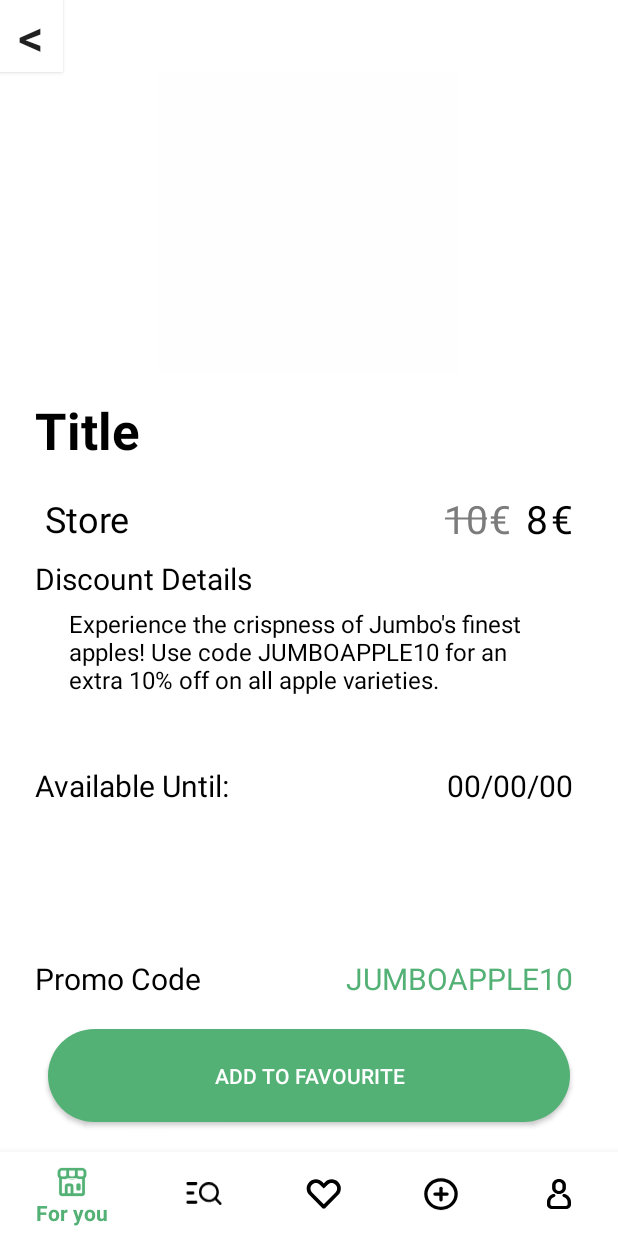
After one commit to AIex21/BargainBuddy, an Android app: the fragment ItemViewFragment placed in its activity, on a phone screen of 412 x 824 dp. The commit adds this screen. Run offline under Robolectric (Android 15) with nearby library versions, the phone set to English and light mode, and no system bars; our stand-ins replace Firebase (no records; nobody signed in at launch, a user with empty details on screens opened directly), Picasso; pictures from the network do not load; 9 statements that could not run were skipped.

Commit message:
Added feature to see promotion

```diff
--- a/app/src/main/java/com/example/bargainbuddy/AdapterForRecyclerView.java
+++ b/app/src/main/java/com/example/bargainbuddy/AdapterForRecyclerView.java
@@ -1,8 +1,6 @@
 package com.example.bargainbuddy;
 
 import android.content.Context;
-import android.graphics.Paint;
-import android.net.Uri;
 import android.view.LayoutInflater;
 import android.view.View;
 import android.view.ViewGroup;
@@ -19,10 +17,12 @@ public class AdapterForRecyclerView extends RecyclerView.Adapter<AdapterForRecyc
 
     Context context;
     ArrayList<Promotion> promotionArrayList;
+    private final InterfaceForRecyclerView interfaceForRecyclerView;
 
-    public AdapterForRecyclerView(Context context, ArrayList<Promotion> promotionArrayList) {
+    public AdapterForRecyclerView(Context context, ArrayList<Promotion> promotionArrayList, InterfaceForRecyclerView interfaceForRecyclerView) {
         this.context = context;
         this.promotionArrayList = promotionArrayList;
+        this.interfaceForRecyclerView = interfaceForRecyclerView;
     }
 
     @NonNull
@@ -31,7 +31,7 @@ public class AdapterForRecyclerView extends RecyclerView.Adapter<AdapterForRecyc
 
         View v = LayoutInflater.from(context).inflate(R.layout.item_promo, parent, false);
 
-        return new MyViewHolder(v);
+        return new MyViewHolder(v, interfaceForRecyclerView);
     }
 
     @Override
@@ -60,13 +60,26 @@ public class AdapterForRecyclerView extends RecyclerView.Adapter<AdapterForRecyc
         ImageView image;
         TextView title, store, previousPrice, newPrice;
 
-        public MyViewHolder(@NonNull View itemView) {
+        public MyViewHolder(@NonNull View itemView, InterfaceForRecyclerView interfaceForRecyclerView) {
             super(itemView);
             image = itemView.findViewById(R.id.imageItem);
             title = itemView.findViewById(R.id.title);
             store = itemView.findViewById(R.id.store);
             previousPrice = itemView.findViewById(R.id.previousPrice);
             newPrice = itemView.findViewById(R.id.newPrice);
+
+            image.setOnClickListener(new View.OnClickListener() {
+                @Override
+                public void onClick(View v) {
+                    if (interfaceForRecyclerView != null) {
+                        int position = getAdapterPosition();
+
+                        if (position != RecyclerView.NO_POSITION) {
+                            interfaceForRecyclerView.onItemClick(position);
+                        }
+                    }
+                }
+            });
         }
     }
 }
--- a/app/src/main/java/com/example/bargainbuddy/ForYouFragment.java
+++ b/app/src/main/java/com/example/bargainbuddy/ForYouFragment.java
@@ -1,6 +1,6 @@
 package com.example.bargainbuddy;
 
-import android.app.ProgressDialog;
+import android.content.Intent;
 import android.os.Bundle;
 
 import androidx.annotation.NonNull;
@@ -13,23 +13,24 @@ import android.view.LayoutInflater;
 import android.view.View;
 import android.view.ViewGroup;
 
-import com.google.firebase.Firebase;
 import com.google.firebase.database.ChildEventListener;
 import com.google.firebase.database.DataSnapshot;
 import com.google.firebase.database.DatabaseError;
 import com.google.firebase.database.DatabaseReference;
 import com.google.firebase.database.FirebaseDatabase;
-import com.google.firebase.database.ValueEventListener;
-import com.google.firebase.firestore.FirebaseFirestore;
 
 import java.util.ArrayList;
+
+import androidx.fragment.app.Fragment;
+import androidx.fragment.app.FragmentManager;
+import androidx.fragment.app.FragmentTransaction;
 
 /**
  * A simple {@link Fragment} subclass.
  * Use the {@link ForYouFragment#newInstance} factory method to
  * create an instance of this fragment.
  */
-public class ForYouFragment extends Fragment {
+public class ForYouFragment extends Fragment implements InterfaceForRecyclerView{
 
     private RecyclerView recyclerView;
     private ArrayList<Promotion> promotionArrayList;
@@ -89,7 +90,7 @@ public class ForYouFragment extends Fragment {
 
         db = FirebaseDatabase.getInstance("https://bargainbuddy-47407-default-rtdb.europe-west1.firebasedatabase.app/");
         promotionArrayList = new ArrayList<Promotion>();
-        myAdapter = new AdapterForRecyclerView(requireContext(), promotionArrayList);
+        myAdapter = new AdapterForRecyclerView(requireContext(), promotionArrayList, this);
 
         recyclerView.setAdapter(myAdapter);
 
@@ -130,4 +131,16 @@ public class ForYouFragment extends Fragment {
             }
         });
     }
+
+    @Override
+    public void onItemClick(int position) {
+        Fragment fragment = new ItemViewFragment();
+        Bundle bundle = new Bundle();
+        bundle.putParcelable("promotion", promotionArrayList.get(position));  // Replace "myObject" with a key of your choice
+        fragment.setArguments(bundle);
+        FragmentTransaction transaction = getActivity().getSupportFragmentManager().beginTransaction();
+        transaction.replace(R.id.fragment_for_you, fragment);
+        transaction.addToBackStack(null);  // Add the transaction to the back stack
+        transaction.commit();
+    }
 }
--- /dev/null
+++ b/app/src/main/java/com/example/bargainbuddy/InterfaceForRecyclerView.java
@@ -0,0 +1,5 @@
+package com.example.bargainbuddy;
+
+public interface InterfaceForRecyclerView {
+    void onItemClick(int position);
+}
--- /dev/null
+++ b/app/src/main/java/com/example/bargainbuddy/ItemViewFragment.java
@@ -0,0 +1,105 @@
+package com.example.bargainbuddy;
+
+import android.os.Bundle;
+
+import androidx.fragment.app.Fragment;
+import androidx.fragment.app.FragmentManager;
+import androidx.fragment.app.FragmentTransaction;
+
+import android.view.LayoutInflater;
+import android.view.View;
+import android.view.ViewGroup;
+import android.widget.Button;
+import android.widget.ImageView;
+import android.widget.TextView;
+
+import com.squareup.picasso.Picasso;
+
+/**
+ * A simple {@link Fragment} subclass.
+ * Use the {@link ItemViewFragment#newInstance} factory method to
+ * create an instance of this fragment.
+ */
+public class ItemViewFragment extends Fragment {
+
+    // TODO: Rename parameter arguments, choose names that match
+    // the fragment initialization parameters, e.g. ARG_ITEM_NUMBER
+    private static final String ARG_PARAM1 = "param1";
+    private static final String ARG_PARAM2 = "param2";
+
+    // TODO: Rename and change types of parameters
+    private String mParam1;
+    private String mParam2;
+
+    public ItemViewFragment() {
+        // Required empty public constructor
+    }
+
+    /**
+     * Use this factory method to create a new instance of
+     * this fragment using the provided parameters.
+     *
+     * @param param1 Parameter 1.
+     * @param param2 Parameter 2.
+     * @return A new instance of fragment ItemViewFragment.
+     */
+    // TODO: Rename and change types and number of parameters
+    public static ItemViewFragment newInstance(String param1, String param2) {
+        ItemViewFragment fragment = new ItemViewFragment();
+        Bundle args = new Bundle();
+        args.putString(ARG_PARAM1, param1);
+        args.putString(ARG_PARAM2, param2);
+        fragment.setArguments(args);
+        return fragment;
+    }
+
+    @Override
+    public void onCreate(Bundle savedInstanceState) {
+        super.onCreate(savedInstanceState);
+        if (getArguments() != null) {
+            mParam1 = getArguments().getString(ARG_PARAM1);
+            mParam2 = getArguments().getString(ARG_PARAM2);
+        }
+    }
+
+    @Override
+    public View onCreateView(LayoutInflater inflater, ViewGroup container,
+                             Bundle savedInstanceState) {
+        View view = inflater.inflate(R.layout.fragment_item_view, container, false);
+        // Inflate the layout for this fragment
+        Bundle bundle = getArguments();
+        Promotion promotion = bundle.getParcelable("promotion");;
+
+        ImageView imageView = view.findViewById(R.id.imageView3);
+        TextView title_textView = view.findViewById(R.id.textViewTitle);
+        TextView store_textView = view.findViewById(R.id.textViewStore);
+        TextView previousPrice_textView = view.findViewById(R.id.textViewPreviousPrice);
+        TextView newPrice_textView = view.findViewById(R.id.textViewNewPrice);
+        TextView description_textView = view.findViewById(R.id.textViewDescription);
+        TextView promoCode_textView = view.findViewById(R.id.textViewPromoCode);
+        TextView expirationDate_textView = view.findViewById(R.id.textViewExpirationDate);
+
+        if (!promotion.getImageURI().equals(""))
+        {
+            Picasso.get().load(promotion.getImageURI()).into(imageView);
+        }
+        title_textView.setText(promotion.getTitle());
+        store_textView.setText(promotion.getStore());
+        previousPrice_textView.setText(String.valueOf(promotion.getPreviousPrice()));
+        newPrice_textView.setText(String.valueOf(promotion.getNewPrice()));
+        description_textView.setText(promotion.getDescription());
+        promoCode_textView.setText(promotion.getPromoCode());
+        expirationDate_textView.setText(promotion.getExpirationDate());
+
+        Button goBackButton = view.findViewById(R.id.go_back_button);
+
+        goBackButton.setOnClickListener(new View.OnClickListener() {
+            @Override
+            public void onClick(View v) {
+                // Replace the current fragment with the ForYouFragment
+                getActivity().getSupportFragmentManager().popBackStack();
+            }
+        });
+        return view;
+    }
+}
--- a/app/src/main/java/com/example/bargainbuddy/Promotion.java
+++ b/app/src/main/java/com/example/bargainbuddy/Promotion.java
@@ -1,12 +1,16 @@
 package com.example.bargainbuddy;
 
 import android.net.Uri;
+import android.os.Parcel;
+import android.os.Parcelable;
+
+import androidx.annotation.NonNull;
 
 import java.text.ParseException;
 import java.text.SimpleDateFormat;
 import java.util.Date;
 
-public class Promotion {
+public class Promotion implements Parcelable {
     private String title;
     private String store;
     private String promoCode;
@@ -102,4 +106,47 @@ public class Promotion {
     public void setImageURI(String imageURI) {
         this.imageURI = imageURI;
     }
+
+    // Parcelable implementation
+    protected Promotion(Parcel in) {
+        title = in.readString();
+        store = in.readString();
+        promoCode = in.readString();
+        description = in.readString();
+        category = in.readString();
+        previousPrice = in.readFloat();
+        newPrice = in.readFloat();
+        expirationDate = in.readString();
+        imageURI = in.readString();
+    }
+
+    public static final Creator<Promotion> CREATOR = new Creator<Promotion>() {
+        @Override
+        public Promotion createFromParcel(Parcel in) {
+            return new Promotion(in);
+        }
+
+        @Override
+        public Promotion[] newArray(int size) {
+            return new Promotion[size];
+        }
+    };
+
+    @Override
+    public int describeContents() {
+        return 0;
+    }
+
+    @Override
+    public void writeToParcel(Parcel dest, int flags) {
+        dest.writeString(title);
+        dest.writeString(store);
+        dest.writeString(promoCode);
+        dest.writeString(description);
+        dest.writeString(category);
+        dest.writeFloat(previousPrice);
+        dest.writeFloat(newPrice);
+        dest.writeString(expirationDate);
+        dest.writeString(imageURI);
+    }
 }
--- a/app/src/main/res/layout/fragment_for_you.xml
+++ b/app/src/main/res/layout/fragment_for_you.xml
@@ -4,6 +4,7 @@
     xmlns:tools="http://schemas.android.com/tools"
     android:layout_width="match_parent"
     android:layout_height="match_parent"
+    android:id="@+id/fragment_for_you"
     tools:context=".ForYouFragment">
 
     <androidx.constraintlayout.widget.ConstraintLayout
--- /dev/null
+++ b/app/src/main/res/layout/fragment_item_view.xml
@@ -0,0 +1,195 @@
+<?xml version="1.0" encoding="utf-8"?>
+<androidx.constraintlayout.widget.ConstraintLayout xmlns:android="http://schemas.android.com/apk/res/android"
+    xmlns:app="http://schemas.android.com/apk/res-auto"
+    xmlns:tools="http://schemas.android.com/tools"
+    android:layout_width="match_parent"
+    android:layout_height="match_parent"
+    android:background="#FFFFFF"
+    tools:context=".ItemViewFragment">
+
+    <Button
+        android:id="@+id/add_to_fav_button"
+        android:layout_width="348dp"
+        android:layout_height="62dp"
+        android:layout_marginBottom="20dp"
+        android:background="@drawable/round_green_button"
+        android:text="@string/add_to_favorite"
+        android:textColor="#fff"
+        app:layout_constraintBottom_toBottomOf="parent"
+        app:layout_constraintEnd_toEndOf="parent"
+        app:layout_constraintStart_toStartOf="parent" />
+
+    <ImageView
+        android:id="@+id/imageView3"
+        android:layout_width="200dp"
+        android:layout_height="200dp"
+        app:layout_constraintEnd_toEndOf="parent"
+        app:layout_constraintStart_toStartOf="parent"
+        app:layout_constraintTop_toBottomOf="@+id/go_back_button"
+        app:srcCompat="@drawable/no_image" />
+
+    <TextView
+        android:id="@+id/textViewTitle"
+        android:layout_width="wrap_content"
+        android:layout_height="wrap_content"
+        android:layout_marginTop="16dp"
+        android:text="@string/title"
+        android:textColor="@color/black"
+        android:textSize="34sp"
+        android:textStyle="bold"
+        app:layout_constraintStart_toStartOf="@+id/textView29"
+        app:layout_constraintTop_toBottomOf="@+id/imageView3" />
+
+    <TextView
+        android:id="@+id/textViewStore"
+        android:layout_width="wrap_content"
+        android:layout_height="wrap_content"
+        android:layout_marginStart="30dp"
+        android:layout_marginTop="20dp"
+        android:text="@string/store"
+        android:textColor="@color/black"
+        android:textSize="24sp"
+        app:layout_constraintStart_toStartOf="parent"
+        app:layout_constraintTop_toBottomOf="@+id/textViewTitle" />
+
+    <TextView
+        android:id="@+id/textViewPreviousPrice"
+        android:layout_width="wrap_content"
+        android:layout_height="wrap_content"
+        android:layout_marginEnd="15dp"
+        android:foreground="@drawable/strikethrough_foreground"
+        android:text="@string/previous_price_example"
+        android:textColor="@color/apps_secondary_item"
+        android:textSize="26sp"
+        app:layout_constraintBottom_toBottomOf="@+id/textViewStore"
+        app:layout_constraintEnd_toEndOf="@+id/textView26"
+        app:layout_constraintTop_toTopOf="@+id/textViewStore" />
+
+    <TextView
+        android:id="@+id/textView26"
+        android:layout_width="wrap_content"
+        android:layout_height="wrap_content"
+        android:layout_marginStart="5dp"
+        android:text="@string/euro"
+        android:textColor="@color/apps_secondary_item"
+        android:textSize="26sp"
+        app:layout_constraintBottom_toBottomOf="@+id/textViewPreviousPrice"
+        app:layout_constraintEnd_toEndOf="@+id/textViewNewPrice"
+        app:layout_constraintHorizontal_bias="0.0"
+        app:layout_constraintStart_toEndOf="@+id/textViewPreviousPrice"
+        app:layout_constraintTop_toTopOf="@+id/textViewPreviousPrice"
+        app:layout_constraintVertical_bias="0.437" />
+
+    <TextView
+        android:id="@+id/textViewNewPrice"
+        android:layout_width="wrap_content"
+        android:layout_height="wrap_content"
+        android:layout_marginStart="10dp"
+        android:text="@string/new_price_example"
+        android:textColor="@color/black"
+        android:textSize="26sp"
+        app:layout_constraintBottom_toBottomOf="@+id/textView26"
+        app:layout_constraintEnd_toEndOf="@+id/textView28"
+        app:layout_constraintHorizontal_bias="0.0"
+        app:layout_constraintStart_toEndOf="@+id/textView26"
+        app:layout_constraintTop_toTopOf="@+id/textView26"
+        app:layout_constraintVertical_bias="0.571" />
+
+    <TextView
+        android:id="@+id/textView28"
+        android:layout_width="wrap_content"
+        android:layout_height="wrap_content"
+        android:layout_marginStart="2dp"
+        android:layout_marginEnd="30dp"
+        android:text="@string/euro"
+        android:textColor="@color/black"
+        android:textSize="26sp"
+        app:layout_constraintBottom_toBottomOf="@+id/textViewNewPrice"
+        app:layout_constraintEnd_toEndOf="parent"
+        app:layout_constraintHorizontal_bias="0.0"
+        app:layout_constraintStart_toEndOf="@+id/textViewNewPrice"
+        app:layout_constraintTop_toTopOf="@+id/textViewNewPrice"
+        app:layout_constraintVertical_bias="0.437" />
+
+    <TextView
+        android:id="@+id/textView29"
+        android:layout_width="wrap_content"
+        android:layout_height="wrap_content"
+        android:layout_marginStart="30dp"
+        android:layout_marginTop="10dp"
+        android:text="@string/discount_details"
+        android:textColor="@color/black"
+        android:textSize="20sp"
+        app:layout_constraintEnd_toEndOf="@+id/textViewStore"
+        app:layout_constraintHorizontal_bias="0.077"
+        app:layout_constraintStart_toStartOf="parent"
+        app:layout_constraintTop_toBottomOf="@+id/textViewStore" />
+
+    <TextView
+        android:id="@+id/textViewDescription"
+        android:layout_width="320dp"
+        android:layout_height="95dp"
+        android:layout_marginTop="5dp"
+        android:text="@string/description_example"
+        android:textColor="@color/black"
+        android:textSize="16sp"
+        app:layout_constraintEnd_toEndOf="parent"
+        app:layout_constraintStart_toStartOf="parent"
+        app:layout_constraintTop_toBottomOf="@+id/textView29" />
+
+    <TextView
+        android:id="@+id/textView31"
+        android:layout_width="wrap_content"
+        android:layout_height="wrap_content"
+        android:layout_marginBottom="20dp"
+        android:text="@string/promo_code"
+        android:textColor="@color/black"
+        android:textSize="20sp"
+        app:layout_constraintBottom_toTopOf="@+id/add_to_fav_button"
+        app:layout_constraintStart_toStartOf="@+id/textView29" />
+
+    <TextView
+        android:id="@+id/textViewPromoCode"
+        android:layout_width="wrap_content"
+        android:layout_height="wrap_content"
+        android:text="@string/promo_code_example"
+        android:textColor="@color/apps_green"
+        android:textSize="20sp"
+        app:layout_constraintBottom_toBottomOf="@+id/textView31"
+        app:layout_constraintEnd_toEndOf="@+id/textView28"
+        app:layout_constraintTop_toTopOf="@+id/textView31"
+        app:layout_constraintVertical_bias="0.0" />
+
+    <Button
+        android:id="@+id/go_back_button"
+        android:layout_width="42dp"
+        android:layout_height="48dp"
+        android:background="@color/white"
+        android:text="@string/go_back_button"
+        android:textSize="34sp"
+        app:layout_constraintStart_toStartOf="parent"
+        app:layout_constraintTop_toTopOf="parent" />
+
+    <TextView
+        android:id="@+id/textView22"
+        android:layout_width="wrap_content"
+        android:layout_height="wrap_content"
+        android:layout_marginTop="10dp"
+        android:text="@string/available_until"
+        android:textColor="@color/black"
+        android:textSize="20sp"
+        app:layout_constraintStart_toStartOf="@+id/textView29"
+        app:layout_constraintTop_toBottomOf="@+id/textViewDescription" />
+
+    <TextView
+        android:id="@+id/textViewExpirationDate"
+        android:layout_width="wrap_content"
+        android:layout_height="wrap_content"
+        android:text="@string/_00_00_00"
+        android:textColor="@color/black"
+        android:textSize="20sp"
+        app:layout_constraintBottom_toBottomOf="@+id/textView22"
+        app:layout_constraintEnd_toEndOf="@+id/textView28"
+        app:layout_constraintTop_toTopOf="@+id/textView22" />
+
+</androidx.constraintlayout.widget.ConstraintLayout>
--- a/app/src/main/res/layout/item_promo.xml
+++ b/app/src/main/res/layout/item_promo.xml
@@ -75,7 +75,7 @@
                     android:layout_height="wrap_content"
                     android:id="@+id/previousPrice"
                     android:layout_marginStart="8dp"
-                    android:text="10"
+                    android:text="@string/previous_price_example"
                     android:foreground="@drawable/strikethrough_foreground"
                     android:textColor="@color/apps_secondary_item"
                     android:textSize="20sp"/>
@@ -84,7 +84,7 @@
                     android:layout_width="wrap_content"
                     android:layout_height="wrap_content"
                     android:layout_marginStart="8dp"
-                    android:text="€"
+                    android:text="@string/euro"
                     android:textColor="@color/apps_secondary_item"
                     android:textSize="20sp"/>
 
@@ -93,7 +93,7 @@
                     android:layout_height="wrap_content"
                     android:id="@+id/newPrice"
                     android:layout_marginStart="8dp"
-                    android:text="8"
+                    android:text="@string/new_price_example"
                     android:textColor="@color/black"
                     android:textSize="20sp"/>
 
@@ -101,7 +101,7 @@
                     android:layout_width="wrap_content"
                     android:layout_height="wrap_content"
                     android:layout_marginStart="8dp"
-                    android:text="€"
+                    android:text="@string/euro"
                     android:textColor="@color/black"
                     android:textSize="20sp"/>
 
--- a/app/src/main/res/values/strings.xml
+++ b/app/src/main/res/values/strings.xml
@@ -30,6 +30,16 @@
     <string name="upload_image">upload image</string>
     <string name="offers_for_you">Offers for you</string>
     <string name="plus">+</string>
+    <string name="store">Store</string>
+    <string name="previous_price_example">10</string>
+    <string name="euro">€</string>
+    <string name="new_price_example">8</string>
+    <string name="description_example">Experience the crispness of Jumbo\'s finest apples! Use code JUMBOAPPLE10 for an extra 10% off on all apple varieties.</string>
+    <string name="discount_details">Discount Details</string>
+    <string name="promo_code_example">JUMBOAPPLE10</string>
+    <string name="add_to_favorite">Add To Favourite</string>
+    <string name="go_back_button"><![CDATA[<]]></string>
+    <string name="available_until">Available Until:</string>
 
     <string-array name="category">
         <item>Choose category</item>
```
Also changed, not shown: app/src/main/AndroidManifest.xml (+8 -6 lines).
